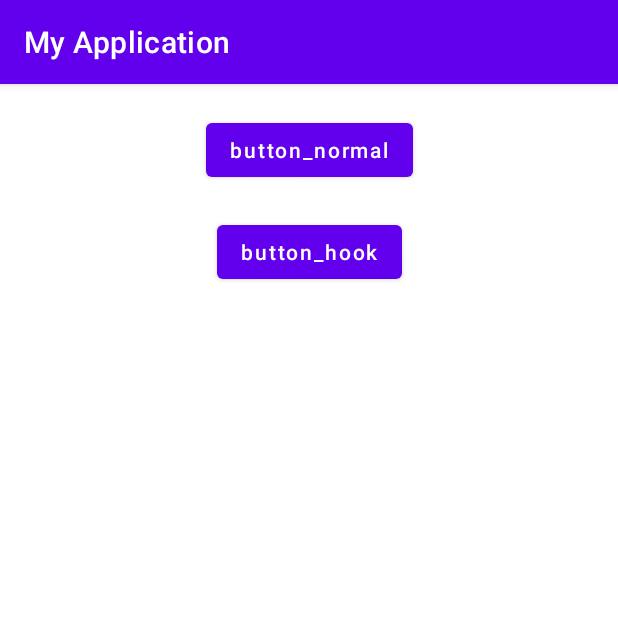
After one commit to liangdepeng/Android_Guide, an Android app: the HookActivity screen opened directly, with no data from a screen before it, on a phone screen of 412 x 824 dp, the top half of it. The commit adds this screen. Run offline under Robolectric (Android 15) with nearby library versions, the phone set to English and light mode, and no system bars.

Commit message:
fix + 文档

```diff
--- a/app/src/main/AndroidManifest.xml
+++ b/app/src/main/AndroidManifest.xml
@@ -18,6 +18,10 @@
         android:theme="@style/Theme.MyApplication"
         android:usesCleartextTraffic="true">
 
+        <activity
+            android:name=".gaoji.HookActivity"
+            android:exported="false"
+            android:screenOrientation="portrait" />
         <activity
             android:name=".aalib.LottieActivity"
             android:exported="false"
--- a/app/src/main/java/com/example/myapplication/dagger/DaggerActivity.java
+++ b/app/src/main/java/com/example/myapplication/dagger/DaggerActivity.java
@@ -8,6 +8,7 @@ import android.widget.Toast;
 
 import com.derry.annotation.BindMyView;
 import com.example.myapplication.R;
+import com.example.myapplication.base.BaseActivity;
 import com.example.myapplication.dagger.expand.StudentMutil;
 
 import javax.inject.Inject;
@@ -23,7 +24,7 @@ import javax.inject.Inject;
  *
  */
 @BindMyView("value123213")
-public class DaggerActivity extends AppCompatActivity {
+public class DaggerActivity extends BaseActivity {
 
 
     // 使用javax.inject.Inject注解来标注需要 Dagger 2 注入的依赖，
--- a/app/src/main/java/com/example/myapplication/down/DownloadActivity.java
+++ b/app/src/main/java/com/example/myapplication/down/DownloadActivity.java
@@ -16,9 +16,10 @@ import androidx.core.content.ContextCompat;
 
 import com.example.down_module.MultiThreadManager;
 import com.example.down_module.SingleThreadManager;
+import com.example.myapplication.base.BaseActivity;
 import com.example.myapplication.databinding.ActivityDownloadBinding;
 
-public class DownloadActivity extends AppCompatActivity {
+public class DownloadActivity extends BaseActivity {
 
     @Override
     protected void onCreate(Bundle savedInstanceState) {
--- /dev/null
+++ b/app/src/main/java/com/example/myapplication/gaoji/HookActivity.java
@@ -0,0 +1,152 @@
+package com.example.myapplication.gaoji;
+
+import android.content.Context;
+import android.os.Bundle;
+import android.util.Log;
+import android.view.LayoutInflater;
+import android.view.View;
+import android.widget.Button;
+import android.widget.Toast;
+
+import androidx.annotation.Nullable;
+
+import com.example.myapplication.R;
+import com.example.myapplication.base.BaseActivity;
+import com.example.myapplication.databinding.ActivityHookBinding;
+
+import java.lang.reflect.Field;
+import java.lang.reflect.InvocationHandler;
+import java.lang.reflect.Method;
+import java.lang.reflect.Proxy;
+
+/**
+ * Created by ldp.
+ * <p>
+ * Date: 2021/11/16
+ * <p>
+ * Summary:
+ */
+public class HookActivity extends BaseActivity {
+
+    @Override
+    protected void onCreate(@Nullable Bundle savedInstanceState) {
+        super.onCreate(savedInstanceState);
+        ActivityHookBinding hookBinding = ActivityHookBinding.inflate(LayoutInflater.from(this));
+        setContentView(hookBinding.getRoot());
+
+        hookBinding.button1.setOnClickListener(new View.OnClickListener() {
+            @Override
+            public void onClick(View v) {
+                Toast.makeText(HookActivity.this, "正常点击事件", Toast.LENGTH_SHORT).show();
+            }
+        });
+
+        hookBinding.button2.setOnClickListener(new View.OnClickListener() {
+            @Override
+            public void onClick(View v) {
+                Toast.makeText(HookActivity.this, "正常点击事件", Toast.LENGTH_SHORT).show();
+            }
+        });
+
+        hook(hookBinding.button2);
+    }
+
+    private void hook(View button2) {
+        if (button2 == null)
+            return;
+
+        try {
+            Method method = View.class.getDeclaredMethod("getListenerInfo");
+            method.setAccessible(true);
+            Object obj = method.invoke(button2);
+
+            Class<?> listenerInfoClz = Class.forName("android.view.View$ListenerInfo");
+            Field listener = listenerInfoClz.getDeclaredField("mOnClickListener");
+            listener.setAccessible(true);
+            View.OnClickListener clickListener = (View.OnClickListener) listener.get(obj);
+
+            Object hookListener = Proxy.newProxyInstance(getClassLoader(),
+                    new Class[]{View.OnClickListener.class}, new InvocationHandler() {
+                @Override
+                public Object invoke(Object proxy, Method method, Object[] args) throws Throwable {
+                    Toast.makeText(HookActivity.this, "hook 执行了 插入了一句话", Toast.LENGTH_SHORT).show();
+                    return method.invoke(clickListener, args);
+                }
+            });
+
+            listener.set(obj,hookListener);
+
+        } catch (Exception e) {
+            e.printStackTrace();
+        }
+    }
+
+    /**
+     * hook的辅助类
+     * hook的动作放在这里
+     */
+
+
+    /**
+     * hook的核心代码
+     * 这个方法的唯一目的：用自己的点击事件，替换掉 View原来的点击事件
+     *
+     * @param v hook的范围仅限于这个view
+     */
+    public static void hook(Context context, final View v) {//
+        try {
+            // 反射执行View类的getListenerInfo()方法，拿到v的mListenerInfo对象，这个对象就是点击事件的持有者
+            Method method = View.class.getDeclaredMethod("getListenerInfo");
+            method.setAccessible(true);//由于getListenerInfo()方法并不是public的，所以要加这个代码来保证访问权限
+            Object mListenerInfo = method.invoke(v);//这里拿到的就是mListenerInfo对象，也就是点击事件的持有者
+
+            //要从这里面拿到当前的点击事件对象
+            Class<?> listenerInfoClz = Class.forName("android.view.View$ListenerInfo");// 这是内部类的表示方法
+            Field field = listenerInfoClz.getDeclaredField("mOnClickListener");
+            final View.OnClickListener onClickListenerInstance =
+                    (View.OnClickListener) field.get(mListenerInfo);//取得真实的mOnClickListener对象
+
+            //2. 创建我们自己的点击事件代理类
+            //   方式1：自己创建代理类
+            //   ProxyOnClickListener proxyOnClickListener = new ProxyOnClickListener
+            //   (onClickListenerInstance);
+            //   方式2：由于View.OnClickListener是一个接口，所以可以直接用动态代理模式
+            // Proxy.newProxyInstance的3个参数依次分别是：
+            // 本地的类加载器;
+            // 代理类的对象所继承的接口（用Class数组表示，支持多个接口）
+            // 代理类的实际逻辑，封装在new出来的InvocationHandler内
+            Object proxyOnClickListener =
+                    Proxy.newProxyInstance(context.getClass().getClassLoader(),
+                            new Class[]{View.OnClickListener.class}, new InvocationHandler() {
+                @Override
+                public Object invoke(Object proxy, Method method, Object[] args) throws Throwable {
+                    Log.d("HookSetOnClickListener", "点击事件被hook到了");//加入自己的逻辑
+                    return method.invoke(onClickListenerInstance, args);//执行被代理的对象的逻辑
+                }
+            });
+            //3. 用我们自己的点击事件代理类，设置到"持有者"中
+            field.set(mListenerInfo, proxyOnClickListener);
+            //完成
+        } catch (Exception e) {
+            e.printStackTrace();
+        }
+    }
+
+    // 还真是这样,自定义代理类
+    static class ProxyOnClickListener implements View.OnClickListener {
+        View.OnClickListener oriLis;
+
+        public ProxyOnClickListener(View.OnClickListener oriLis) {
+            this.oriLis = oriLis;
+        }
+
+        @Override
+        public void onClick(View v) {
+            Log.d("HookSetOnClickListener", "点击事件被hook到了");
+            if (oriLis != null) {
+                oriLis.onClick(v);
+            }
+        }
+    }
+
+}
--- a/app/src/main/java/com/example/myapplication/service/ServiceActivity.java
+++ b/app/src/main/java/com/example/myapplication/service/ServiceActivity.java
@@ -21,6 +21,7 @@ import androidx.appcompat.app.AppCompatActivity;
 import androidx.recyclerview.widget.LinearLayoutManager;
 import androidx.recyclerview.widget.RecyclerView;
 
+import com.example.myapplication.base.BaseActivity;
 import com.example.myapplication.base.BaseRecyclerAdapter;
 import com.example.myapplication.base.BaseViewHolder;
 import com.example.myapplication.databinding.ActivityServiceBinding;
@@ -34,7 +35,7 @@ import java.lang.ref.WeakReference;
  * <p>
  * Summary: 服务 四大组件之一
  */
-public class ServiceActivity extends AppCompatActivity {
+public class ServiceActivity extends BaseActivity {
 
     // 布局绑定
     private ActivityServiceBinding binding;
--- /dev/null
+++ b/app/src/main/res/layout/activity_hook.xml
@@ -0,0 +1,29 @@
+<?xml version="1.0" encoding="utf-8"?>
+<androidx.constraintlayout.widget.ConstraintLayout xmlns:android="http://schemas.android.com/apk/res/android"
+    xmlns:app="http://schemas.android.com/apk/res-auto"
+    android:layout_width="match_parent"
+    android:layout_height="match_parent">
+
+    <Button
+        android:id="@+id/button1"
+        android:layout_marginTop="20dp"
+        android:layout_width="wrap_content"
+        android:layout_height="wrap_content"
+        android:text="button_normal"
+        android:textAllCaps="false"
+        app:layout_constraintLeft_toLeftOf="parent"
+        app:layout_constraintRight_toRightOf="parent"
+        app:layout_constraintTop_toTopOf="parent" />
+
+    <Button
+        android:id="@+id/button2"
+        android:layout_width="wrap_content"
+        android:layout_height="wrap_content"
+        android:layout_marginTop="20dp"
+        android:text="button_hook"
+        android:textAllCaps="false"
+        app:layout_constraintLeft_toLeftOf="parent"
+        app:layout_constraintRight_toRightOf="parent"
+        app:layout_constraintTop_toBottomOf="@+id/button1" />
+
+</androidx.constraintlayout.widget.ConstraintLayout>
```
Also changed, not shown: app/src/main/java/com/example/myapplication/MainActivity.kt (+9 -0 lines), app/src/main/java/com/example/myapplication/MyApplication.java (+57 -0 lines), app/src/main/java/com/example/myapplication/camera/CameraActivity.kt (+17 -0 lines), commom_module/src/main/java/abc/common/util/KtExpandUtil.kt (+10 -3 lines), commom_module/src/main/java/cn/example/common_module/kotlinutil/KotlinExpandTools.kt (+20 -0 lines), commom_module/src/main/java/okhttp/HttpApiKt.kt (added, +45 -0 lines), commom_module/src/main/java/okhttp/RetrofitKtTest.kt (added, +47 -0 lines), 3 other files.
